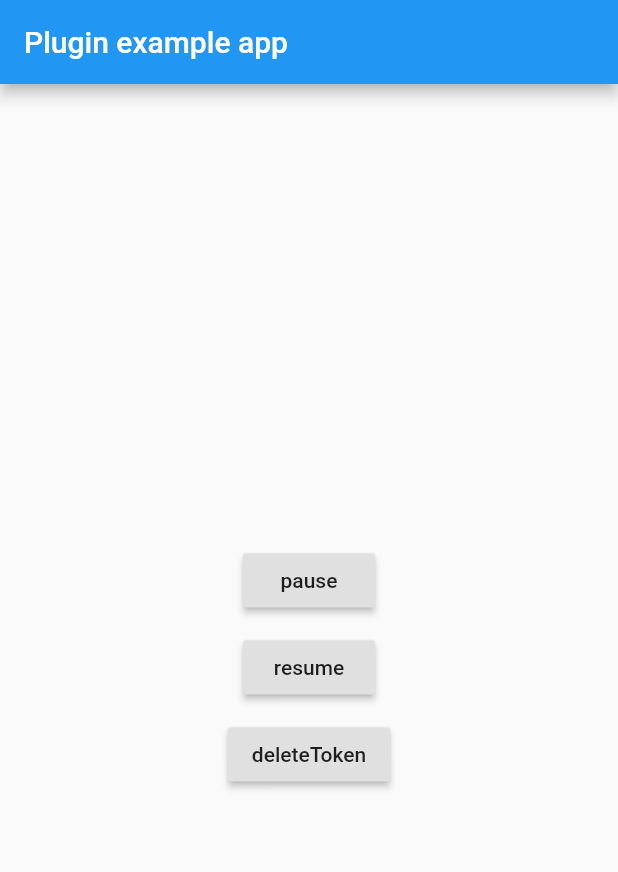
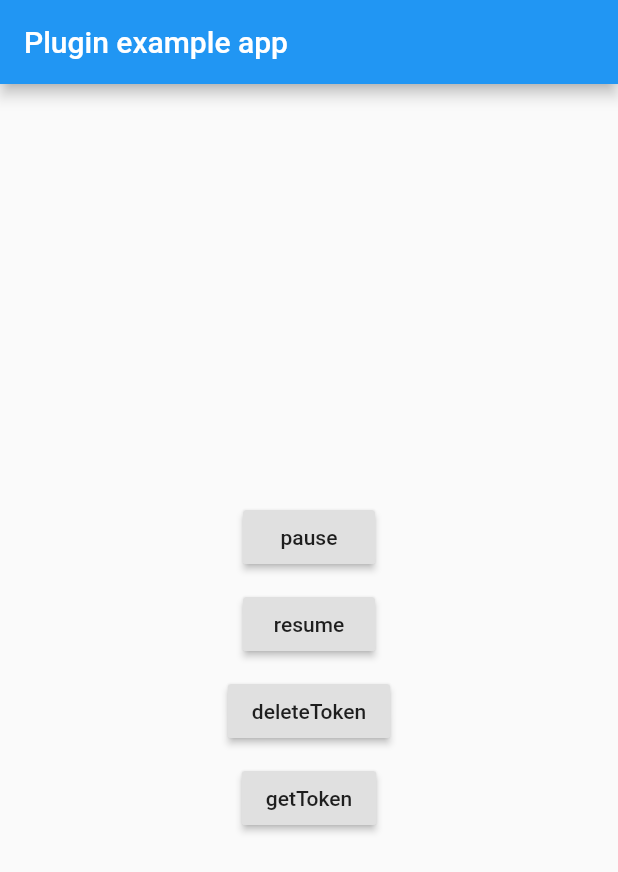
Before and after one commit to abdelrahmantarek/flutter-fcm, a Flutter app: the screen it shows after launch, after a tap on "deleteToken", on a phone screen of 412 x 824 dp. Shown: the top 872 px of the screen. Run offline on Flutter 3.47's test engine with Material 2 defaults, Android fonts, the phone set to English and light mode, and no system bars.

Commit message:
fix getToken for ios

```diff
--- a/example/lib/main.dart
+++ b/example/lib/main.dart
@@ -151,7 +151,15 @@ class _MyAppState extends State<MyApp> {
 
                 RaisedButton(onPressed: (){
                   Fcm.deleteToken();
-                },child: Text("deleteToken"),)
+                },child: Text("deleteToken"),),
+
+                SizedBox(height: 10,),
+
+                RaisedButton(onPressed: (){
+                  Fcm.getToken.then((value){
+                    print(value);
+                  });
+                },child: Text("getToken"),)
 
 
               ],
--- a/lib/fcm.dart
+++ b/lib/fcm.dart
@@ -53,6 +53,8 @@ class Fcm {
 
   static Future<bool> deleteToken() async {
     final bool version = await _channel.invokeMethod('deleteToken');
+    await Future.delayed(const Duration(seconds: 3));
+    dynamic refresh = Fcm.getToken;
     return version;
   }
 
```
Also changed, not shown: 3 other files.
